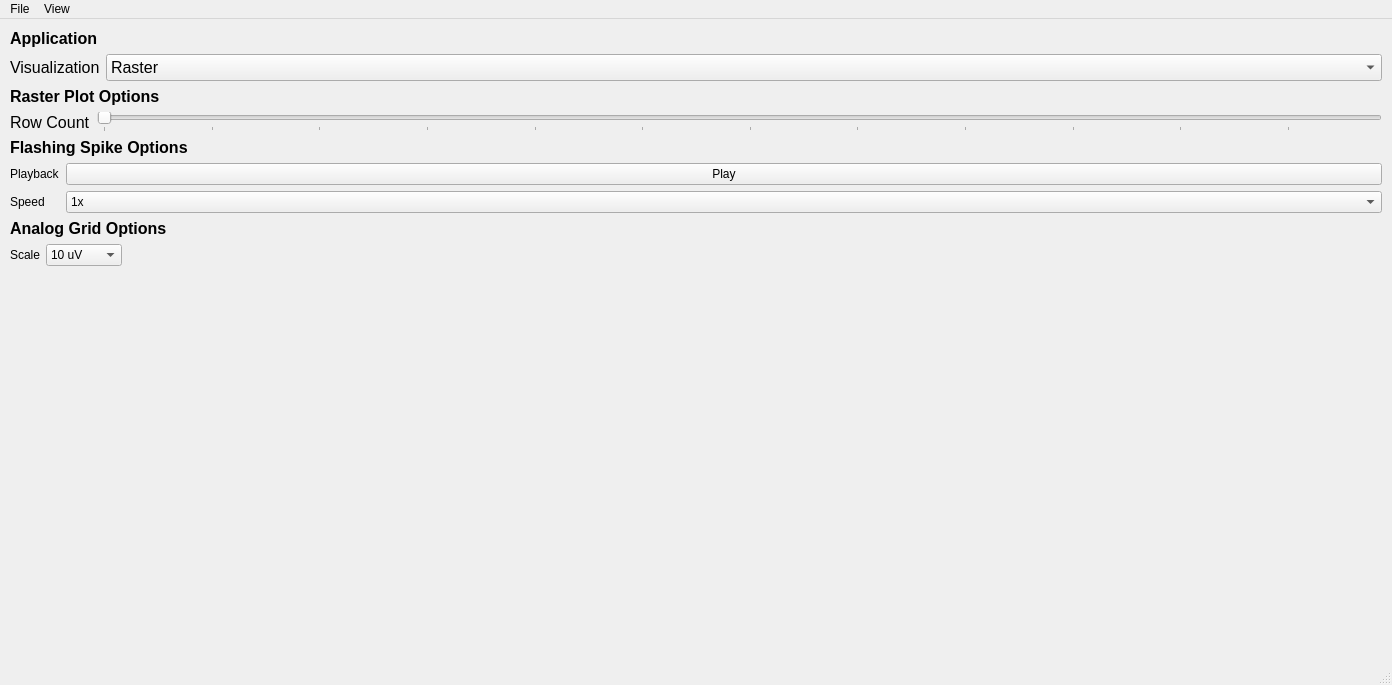
Old version of the form pymea/ui/PyMEAMainWindow.ui in the repository dbridges/mea-tools.
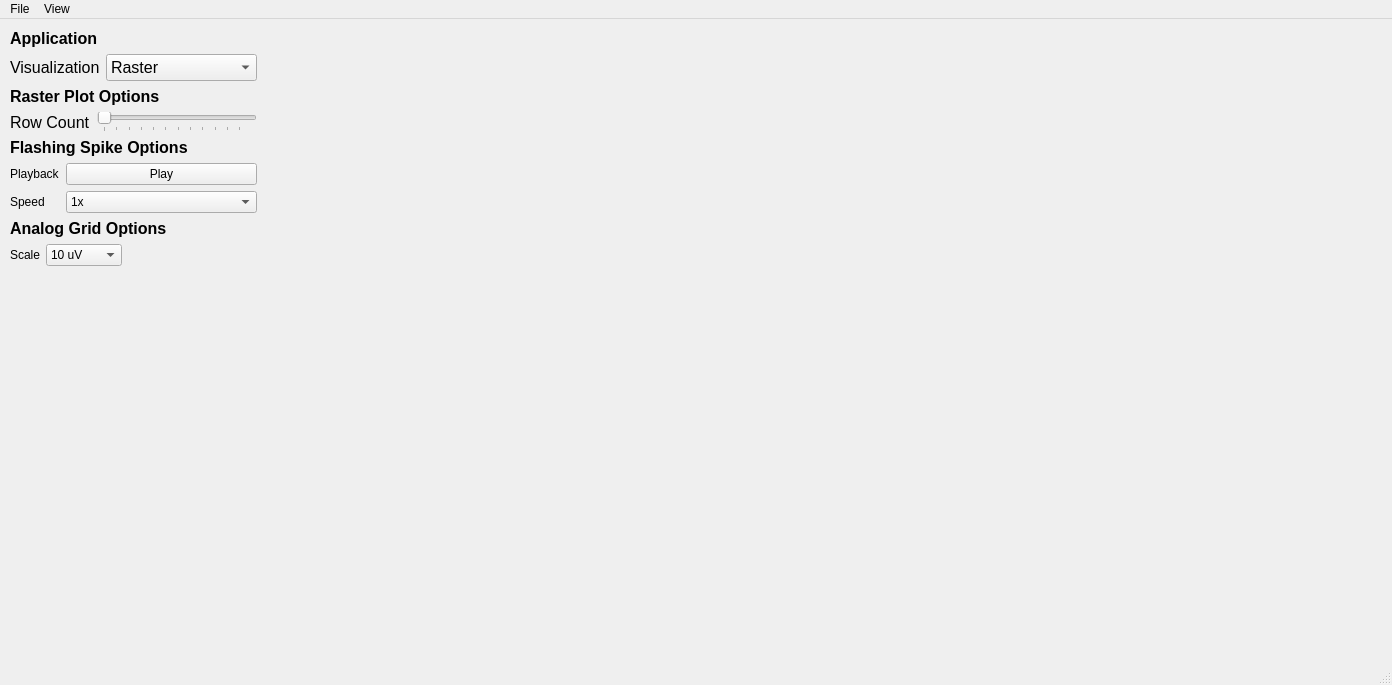
New version of the form. Custom widgets are drawn as their Qt base class.

The edit to the form file:
```diff
--- a/pymea/ui/PyMEAMainWindow.ui
+++ b/pymea/ui/PyMEAMainWindow.ui
@@ -22,7 +22,7 @@
      <number>0</number>
     </property>
     <item>
-     <layout class="QHBoxLayout" name="mainLayout">
+     <layout class="QHBoxLayout" name="mainLayout" stretch="0,1">
       <item>
        <layout class="QVBoxLayout" name="verticalLayout_2">
         <property name="margin">
@@ -320,6 +320,16 @@
         </item>
        </layout>
       </item>
+      <item>
+       <widget class="QWidget" name="widget" native="true">
+        <property name="sizePolicy">
+         <sizepolicy hsizetype="Expanding" vsizetype="Preferred">
+          <horstretch>0</horstretch>
+          <verstretch>0</verstretch>
+         </sizepolicy>
+        </property>
+       </widget>
+      </item>
      </layout>
     </item>
    </layout>
```
